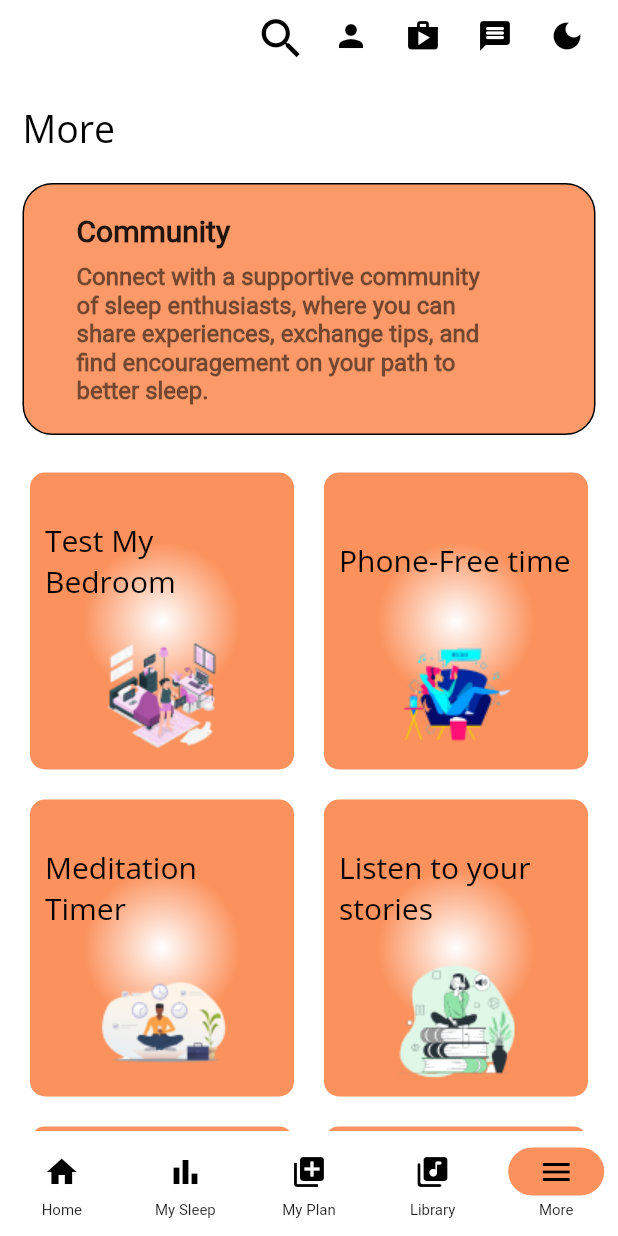
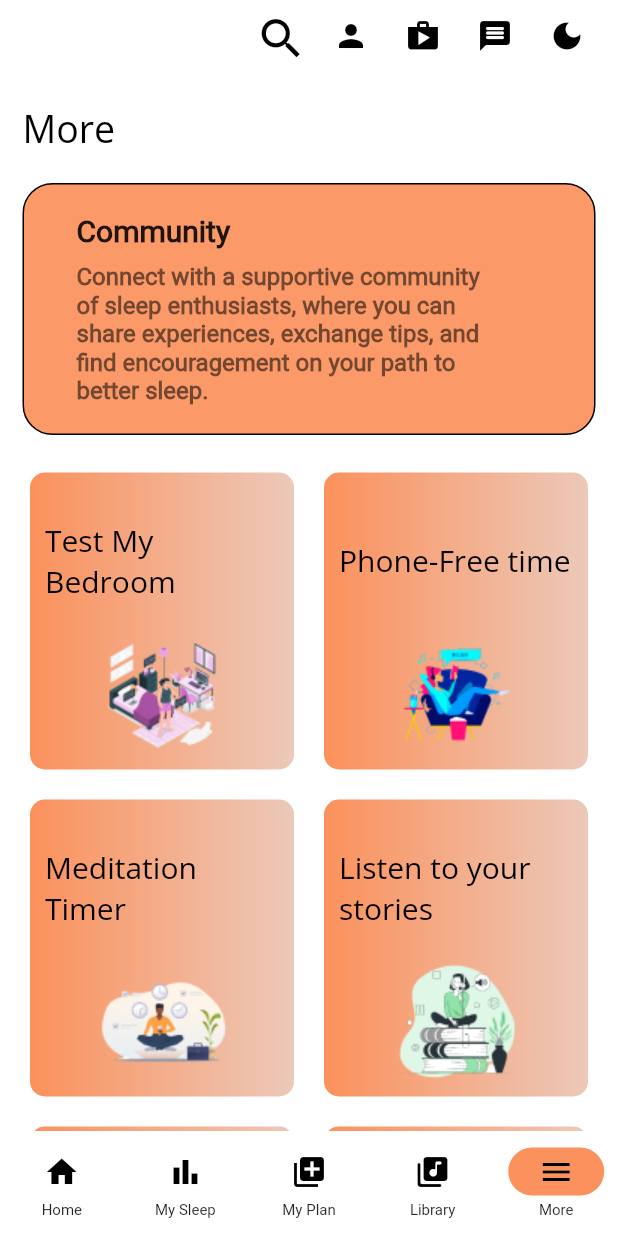
Before and after one commit to aditygrg2/shayan, a Flutter app: the screen it shows once a user with an empty profile is signed in, item 5 of the bottom bar chosen, on a phone screen of 412 x 824 dp. Run offline on Flutter 3.47's test engine with Material 2 defaults, Android fonts, the phone set to English and light mode, and no system bars; our stand-ins replace audio_video_progress_bar, cached_network_image, cloud_firestore, firebase_auth, firebase_core, fl_chart and 10 more; missing offline and left inert: day_night_time_picker, dialog_flowtter, flutter_background, google_maps_webservice, health, light and 5 more; accounts and stored records are empty; network calls fail.

Commit message:
some improvement

```diff
--- a/lib/ThemeClass.dart
+++ b/lib/ThemeClass.dart
@@ -5,10 +5,11 @@ class ThemeClass {
     scaffoldBackgroundColor: Colors.white,
     primaryColor: Colors.white,
     canvasColor: const Color.fromRGBO(251, 145, 92, 1),
-    accentColor: Color.fromARGB(236, 251, 145, 92),
+    accentColor: const Color.fromARGB(236, 251, 145, 92),
     cardColor: const Color.fromRGBO(251, 145, 92, 1),
+    hoverColor: const Color.fromARGB(255, 236, 201, 185),
     fontFamily: 'Roboto',
-    secondaryHeaderColor: Color.fromRGBO(36, 37, 64, 1),
+    secondaryHeaderColor: const Color.fromRGBO(36, 37, 64, 1),
     brightness: Brightness.light,
     iconTheme: const IconThemeData(color: Colors.black),
     highlightColor: Colors.white,
@@ -29,7 +30,7 @@ class ThemeClass {
       ),
       visualDensity: VisualDensity.comfortable,
     ),
-    timePickerTheme: TimePickerThemeData(
+    timePickerTheme: const TimePickerThemeData(
       backgroundColor: Colors.white,
     ),
     textTheme: const TextTheme(
@@ -75,8 +76,8 @@ class ThemeClass {
   );
 
   static ThemeData darkTheme = ThemeData(
-    scaffoldBackgroundColor: Color.fromRGBO(36, 37, 64, 1),
-    primaryColor: Color.fromRGBO(36, 37, 64, 1),
+    scaffoldBackgroundColor: const Color.fromRGBO(36, 37, 64, 1),
+    primaryColor: const Color.fromRGBO(36, 37, 64, 1),
     appBarTheme: const AppBarTheme(
       backgroundColor: Color.fromRGBO(36, 37, 64, 1),
     ),
@@ -87,12 +88,13 @@ class ThemeClass {
     brightness: Brightness.dark,
     canvasColor: const Color.fromRGBO(32, 33, 55, 1),
     highlightColor: Colors.amber,
-    accentColor: Color.fromRGBO(36, 37, 64, 1),
+    accentColor: const Color.fromRGBO(36, 37, 64, 1),
     cardColor: const Color.fromRGBO(114, 129, 233, 1),
-    splashColor: Color.fromRGBO(88, 203, 221, 1),
+    splashColor: const Color.fromRGBO(88, 203, 221, 1),
+    hoverColor: const Color.fromRGBO(88, 203, 221, 1),
     fontFamily: 'Roboto',
     buttonColor: const Color.fromRGBO(252, 235, 93, 1),
-    dividerColor: Color.fromRGBO(247, 219, 198, 1),
+    dividerColor: const Color.fromRGBO(247, 219, 198, 1),
     elevatedButtonTheme: ElevatedButtonThemeData(
       style: ButtonStyle(
         backgroundColor: MaterialStateProperty.all<Color>(
--- a/lib/providers/count_down_provider.dart
+++ b/lib/providers/count_down_provider.dart
@@ -2,9 +2,13 @@ import 'package:flutter/material.dart';
 import 'package:neon_circular_timer/neon_circular_timer.dart';
 class CountDownProvider extends ChangeNotifier{
 
-  final CountDownController controller = new CountDownController();
+  CountDownController controller = CountDownController();
   bool isPause = false;
 
+  void initialize(){
+    controller = CountDownController();
+    isPause = false;
+  }
   void start(){
     controller.start();
     isPause =false;
--- a/lib/screens/menu/MentalExercise/audio_player.dart
+++ b/lib/screens/menu/MentalExercise/audio_player.dart
@@ -92,14 +92,14 @@ class _AudioPlayerWithSliderState extends State<AudioPlayerWithSlider> {
               ],
             )
           : Padding(
-              padding: EdgeInsets.all(10.0),
+              padding: const EdgeInsets.all(10.0),
               child: Column(
                 children: [
-                  Text(
+                  const Text(
                     "Loading...",
                     style: TextStyle(fontSize: 15),
                   ),
-                  SizedBox(
+                  const SizedBox(
                     height: 10,
                   ),
                   LoadingStateCreator(),
--- a/lib/screens/menu/menu.dart
+++ b/lib/screens/menu/menu.dart
@@ -1,5 +1,4 @@
 import 'package:flutter/material.dart';
-import 'package:night_gschallenge/widgets/UI/image_cacher.dart';
 
 class Menu extends StatelessWidget {
   final String text;
@@ -12,12 +11,10 @@ class Menu extends StatelessWidget {
       height: 300,
       padding: const EdgeInsets.symmetric(horizontal: 10, vertical: 10),
       decoration: BoxDecoration(
-        gradient: RadialGradient(
-          radius: 0.3,
-          focalRadius: 0.3,
+        gradient: LinearGradient(
           colors: [
-            Theme.of(context).splashColor,
             Theme.of(context).cardColor,
+            Theme.of(context).hoverColor,
           ],
         ),
         borderRadius: const BorderRadius.all(
```
Also changed, not shown: lib/screens/menu/MeditationTimer/count_down_timer.dart (+5 -4 lines), lib/screens/menu/MeditationTimer/meditation_timer.dart (+41 -35 lines), lib/screens/menu/MentalExercise/mental_exercise.dart (+13 -4 lines).
